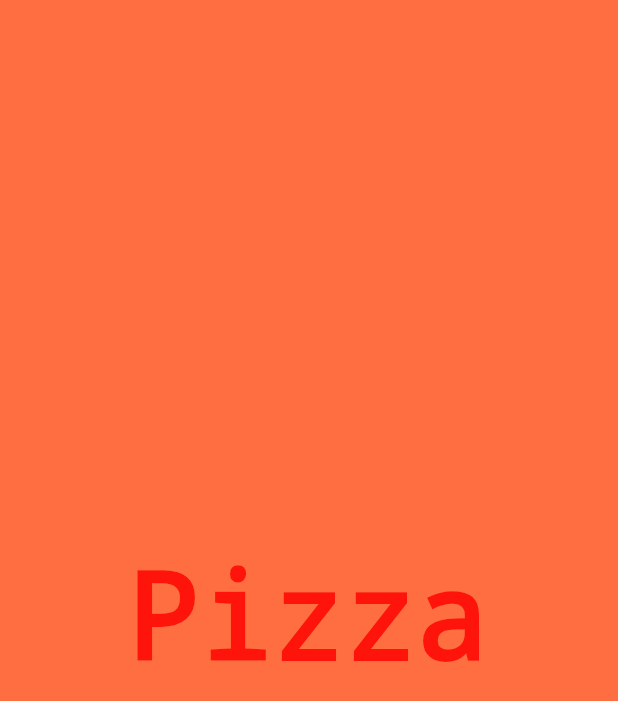
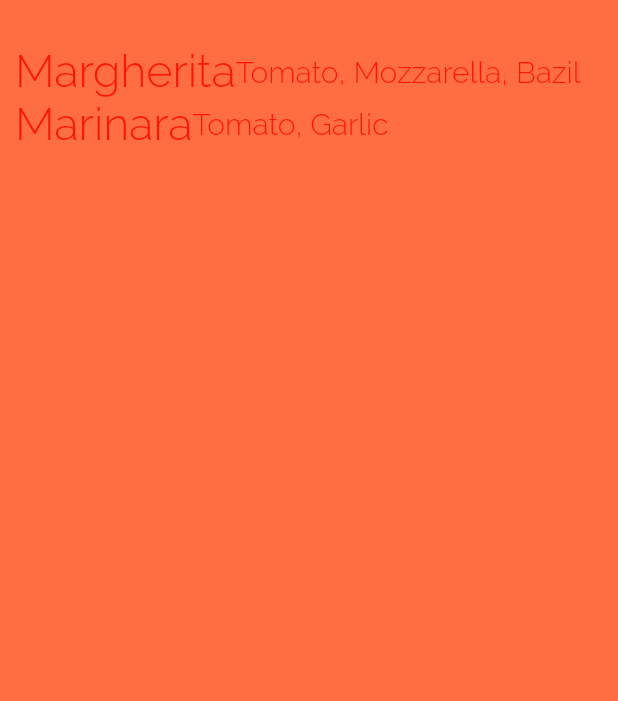
Before and after one commit to LiamPKenna/flutter-widget-test, a Flutter app: the screen it shows after launch, on a phone screen of 412 x 824 dp. Shown: the top 701 px of the screen. Run offline on Flutter 3.47's test engine with Material 2 defaults, Android fonts, the phone set to English and light mode, and no system bars.

Commit message:
Add rows and columns

```diff
--- a/lib/ui/home.dart
+++ b/lib/ui/home.dart
@@ -6,14 +6,52 @@ class Home extends StatelessWidget {
     return Center(
       child: Container(
         alignment: Alignment.center,
+        padding: EdgeInsets.only(top:30.0, left:10.0),
         color: Colors.deepOrangeAccent,
-        child: Text('Pizza',
-          textDirection: TextDirection.ltr,
-          style: TextStyle(
-            fontSize: 80.0,
-            decoration: TextDecoration.none
+        child: Column(children: <Widget>[
+          Row(children: <Widget>[
+          Text('Margherita',
+            textDirection: TextDirection.ltr,
+            style: TextStyle(
+              fontSize: 30.0,
+              decoration: TextDecoration.none,
+              fontFamily: 'Raleway',
+              fontWeight: FontWeight.w300
+            ),
           ),
-        )
+          Expanded(
+            child:Text('Tomato, Mozzarella, Bazil',
+            textDirection: TextDirection.ltr,
+            style: TextStyle(
+              fontSize: 20.0,
+              decoration: TextDecoration.none,
+              fontFamily: 'Raleway',
+              fontWeight: FontWeight.w300
+            ),
+          ))
+        ],),
+        Row(children: <Widget>[
+          Text('Marinara',
+            textDirection: TextDirection.ltr,
+            style: TextStyle(
+              fontSize: 30.0,
+              decoration: TextDecoration.none,
+              fontFamily: 'Raleway',
+              fontWeight: FontWeight.w300
+            ),
+          ),
+          Expanded(
+            child:Text('Tomato, Garlic',
+            textDirection: TextDirection.ltr,
+            style: TextStyle(
+              fontSize: 20.0,
+              decoration: TextDecoration.none,
+              fontFamily: 'Raleway',
+              fontWeight: FontWeight.w300
+            ),
+          ))
+        ],)
+        ])
       )
     );
   }
```
